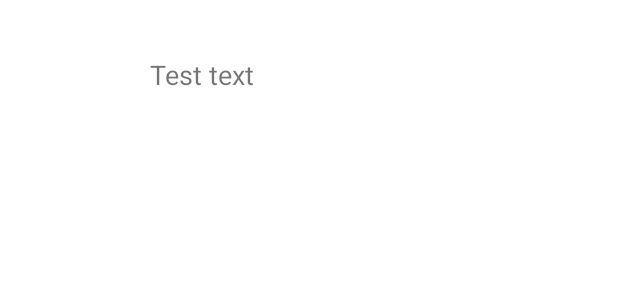
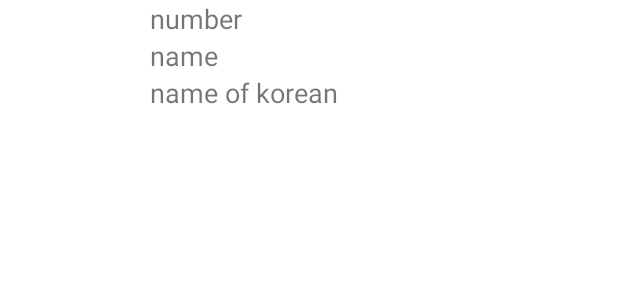
Before and after one commit to isimilej/RotomPhone, an Android app: the layout item_pokemon_list.xml on its own in the app's theme, with its tools: preview values and no code run, on a phone screen of 412 x 824 dp. Shown: the top 300 px of the screen. Run offline under Robolectric (Android 15) with nearby library versions, the phone set to English and light mode, and no system bars.

Commit message:
feat: 메인 목록 화면 구성을 위한 샘플 코딩
- 포켓몬 이미지 출력

```diff
--- a/app/src/main/java/com/android/play/rotomphone/MainActivity.kt
+++ b/app/src/main/java/com/android/play/rotomphone/MainActivity.kt
@@ -36,7 +36,6 @@ class MainActivity : AppCompatActivity() {
         }
 
 //        Pokemons().createRawJson(this, "${filesDir}/pokemon.json")
-        val pokemons = Pokemons().getList(this)
 
     }
 
--- a/app/src/main/res/layout/fragment_first.xml
+++ b/app/src/main/res/layout/fragment_first.xml
@@ -32,7 +32,8 @@
         app:layout_constraintBottom_toBottomOf="parent"
         app:layout_constraintEnd_toEndOf="parent"
         app:layout_constraintStart_toStartOf="parent"
-        app:layout_constraintTop_toBottomOf="@id/image" />
+        app:layout_constraintTop_toBottomOf="@id/image"
+        android:visibility="gone"/>
 
     <androidx.recyclerview.widget.RecyclerView
         android:id="@+id/pokemons"
--- a/app/src/main/res/layout/item_pokemon_list.xml
+++ b/app/src/main/res/layout/item_pokemon_list.xml
@@ -13,13 +13,37 @@
         app:layout_constraintTop_toTopOf="parent" />
 
     <TextView
-        android:id="@+id/name"
+        android:id="@+id/number"
         android:layout_width="0dp"
-        android:layout_height="match_parent"
+        android:layout_height="wrap_content"
         app:layout_constraintStart_toEndOf="@id/image"
         app:layout_constraintEnd_toEndOf="parent"
         app:layout_constraintTop_toTopOf="parent"
-        tools:text="Test text"
+        tools:text="number"
+        android:singleLine="true"
+        android:textSize="18dp"
+        android:gravity="center_vertical"/>
+
+    <TextView
+        android:id="@+id/name"
+        android:layout_width="0dp"
+        android:layout_height="wrap_content"
+        app:layout_constraintStart_toEndOf="@id/image"
+        app:layout_constraintEnd_toEndOf="parent"
+        app:layout_constraintTop_toBottomOf="@id/number"
+        tools:text="name"
+        android:singleLine="true"
+        android:textSize="18dp"
+        android:gravity="center_vertical"/>
+
+    <TextView
+        android:id="@+id/koname"
+        android:layout_width="0dp"
+        android:layout_height="wrap_content"
+        app:layout_constraintStart_toEndOf="@id/image"
+        app:layout_constraintEnd_toEndOf="parent"
+        app:layout_constraintTop_toBottomOf="@id/name"
+        tools:text="name of korean"
         android:singleLine="true"
         android:textSize="18dp"
         android:gravity="center_vertical"/>
--- a/data/src/main/java/com/android/play/rotomphone/data/entity/Pokemon.kt
+++ b/data/src/main/java/com/android/play/rotomphone/data/entity/Pokemon.kt
@@ -1,6 +1,10 @@
 package com.android.play.rotomphone.data.entity
 
+import kotlinx.serialization.Serializable
+
+@Serializable
 data class Pokemon(
     val id: Int,
     val name: String,
+    val koname: String,
 )
```
Also changed, not shown: app/src/main/java/com/android/play/rotomphone/FirstFragment.kt (+11 -4 lines), app/src/main/java/com/android/play/rotomphone/PokemonAdapter.kt (+20 -8 lines), data/src/main/java/com/android/play/rotomphone/data/Pokemons.kt (+24 -1 lines).
